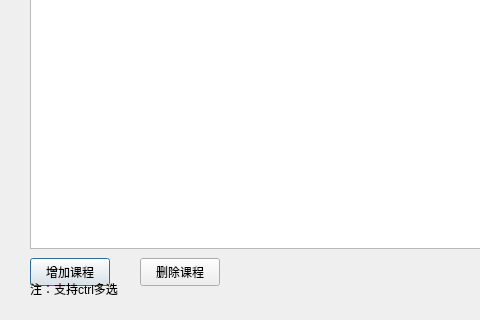
Before: the Qt Designer form timetable.ui in lcclcc233/Qtodo, drawn with Qt 5; both pictures show x 0 to 480 and y 162 to 482 of the 783 by 482 pixel window.
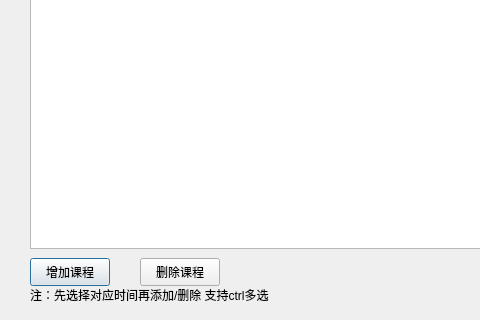
After: the same form once the commit is applied.

What changed in the file:
```diff
--- a/timetable.ui
+++ b/timetable.ui
@@ -53,13 +53,13 @@
    <property name="geometry">
     <rect>
      <x>30</x>
-     <y>440</y>
-     <width>141</width>
-     <height>21</height>
+     <y>441</y>
+     <width>271</width>
+     <height>31</height>
     </rect>
    </property>
    <property name="text">
-    <string>注：支持ctrl多选</string>
+    <string>注：先选择对应时间再添加/删除 支持ctrl多选</string>
    </property>
   </widget>
  </widget>
```
